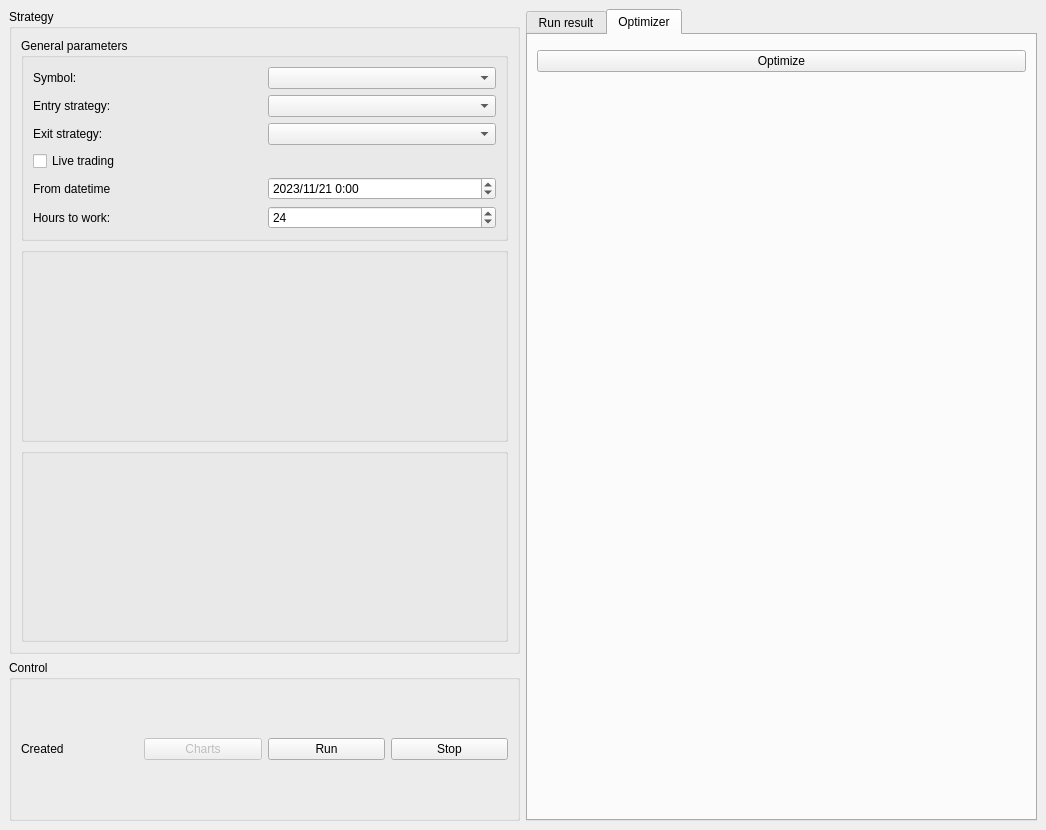
The window that frontend/mainwindow.ui (84k491/crypto_cpp) describes before a commit, drawn with Qt 5.
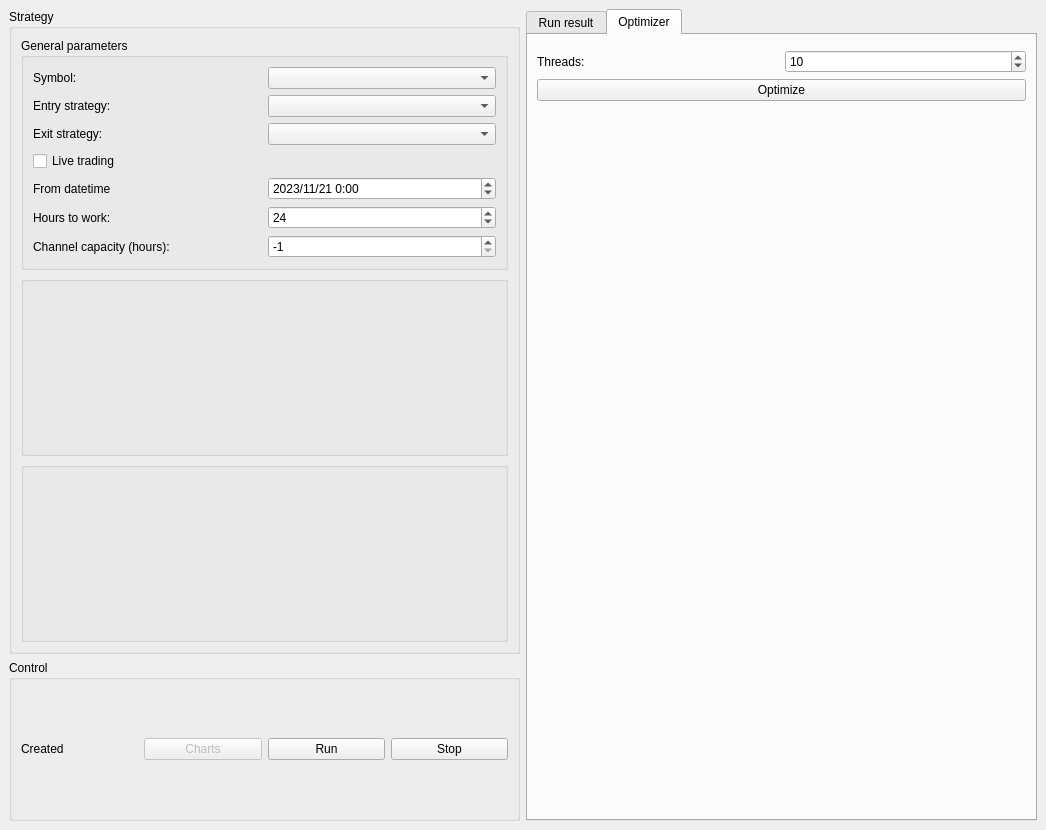
The same window after the commit. The open tabs and pages were chosen to show the change. Custom widgets are drawn as their Qt base class.

Commit message: Add spinboxes for channel capacity and optmizer threads

Diff of the .ui file:
```diff
--- a/frontend/mainwindow.ui
+++ b/frontend/mainwindow.ui
@@ -153,6 +153,33 @@
               </item>
              </layout>
             </item>
+            <item>
+             <layout class="QHBoxLayout" name="horizontalLayout_19">
+              <item>
+               <widget class="QLabel" name="label_17">
+                <property name="text">
+                 <string>Channel capacity (hours):</string>
+                </property>
+               </widget>
+              </item>
+              <item>
+               <widget class="QSpinBox" name="sb_channel_capacity_h">
+                <property name="minimum">
+                 <number>-1</number>
+                </property>
+                <property name="maximum">
+                 <number>200</number>
+                </property>
+                <property name="singleStep">
+                 <number>1</number>
+                </property>
+                <property name="value">
+                 <number>-1</number>
+                </property>
+               </widget>
+              </item>
+             </layout>
+            </item>
            </layout>
           </widget>
          </item>
@@ -461,6 +488,30 @@
           </property>
          </widget>
         </item>
+        <item>
+         <layout class="QHBoxLayout" name="horizontalLayout_20">
+          <item>
+           <widget class="QLabel" name="label_19">
+            <property name="text">
+             <string>Threads:</string>
+            </property>
+           </widget>
+          </item>
+          <item>
+           <widget class="QSpinBox" name="sb_optimizer_threads">
+            <property name="minimum">
+             <number>1</number>
+            </property>
+            <property name="maximum">
+             <number>19</number>
+            </property>
+            <property name="value">
+             <number>10</number>
+            </property>
+           </widget>
+          </item>
+         </layout>
+        </item>
         <item>
          <widget class="QPushButton" name="pb_optimize">
           <property name="text">
```
Left out of the diff: 20 changed lines with no effect on the pictures. The commit also changes 6 other files.
